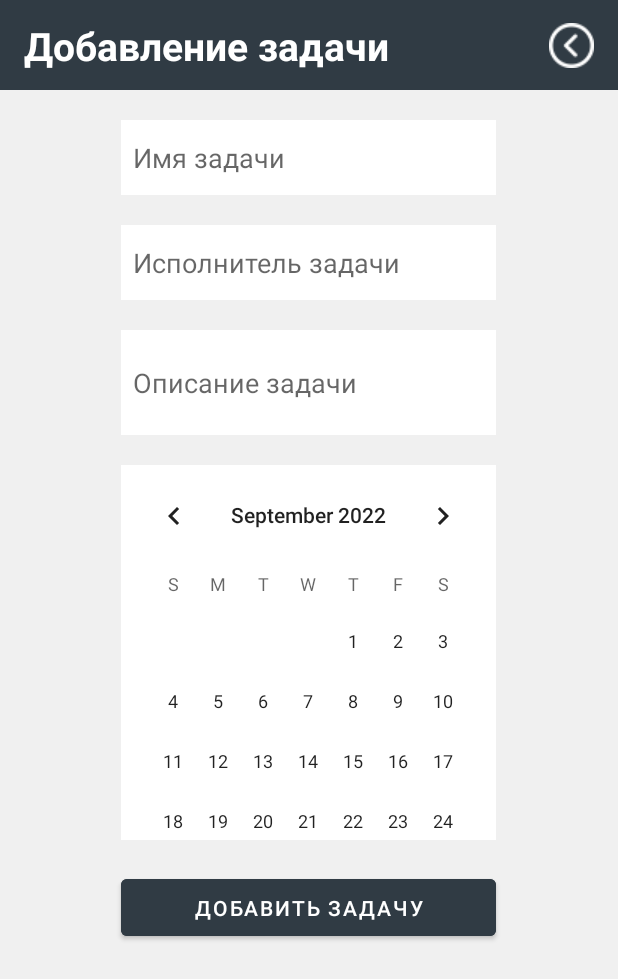
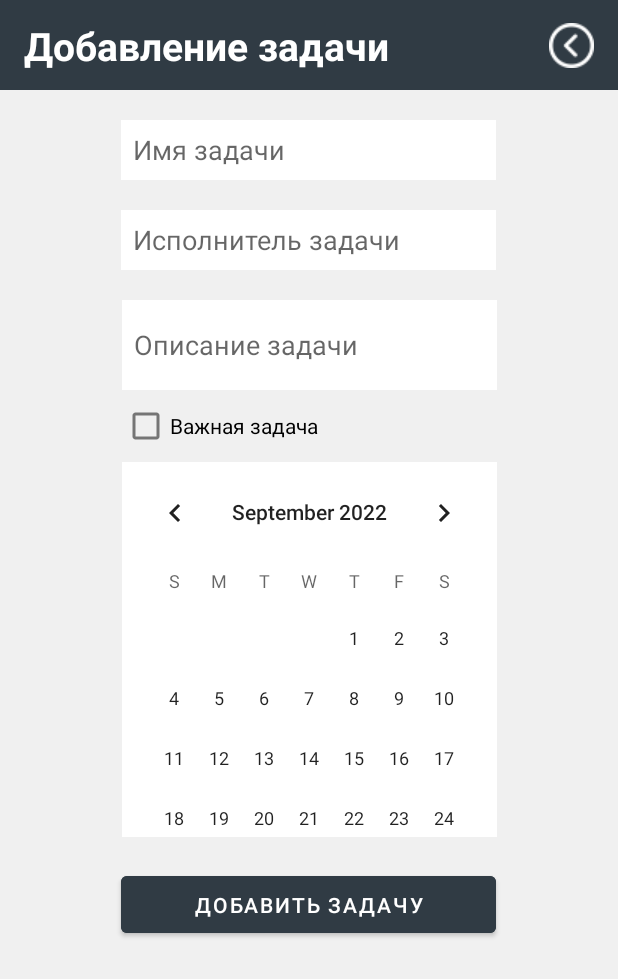
Before and after one commit to DmitryTaskaev/TasksListDataBase, an Android app: the screen it shows after launch (MainActivity), after a tap on "Добавить задачу", on a phone screen of 412 x 824 dp. Shown: the top 979 px of the screen. Run offline under Robolectric (Android 15) with nearby library versions, the phone set to English and light mode, and no system bars; our stand-ins replace Room's generated code.

Commit message:
Add priority

```diff
--- a/app/src/main/java/com/bignerdranch/android/lab11json/TaskInfo.kt
+++ b/app/src/main/java/com/bignerdranch/android/lab11json/TaskInfo.kt
@@ -31,6 +31,8 @@ class TaskInfo : AppCompatActivity() {
     private var index : Int = -1
     private var yesorno : Int = 0
 
+    private var kol_preority : Int = 0
+
 
     override fun onCreate(savedInstanceState: Bundle?) {
         super.onCreate(savedInstanceState)
@@ -39,6 +41,9 @@ class TaskInfo : AppCompatActivity() {
         DBtoList()
         addTask = findViewById(R.id.addTaskBtn)
         updateInformation()
+
+
+
 
         //Переход в окно добавления
         addTask.setOnClickListener {
--- a/app/src/main/res/layout/activity_main.xml
+++ b/app/src/main/res/layout/activity_main.xml
@@ -12,27 +12,29 @@
         android:id="@+id/nameTask"
         style="@style/Widget.AppCompat.EditText"
         android:layout_width="250dp"
-        android:layout_height="50dp"
+        android:layout_height="40dp"
         android:layout_centerHorizontal="true"
         android:layout_marginTop="20dp"
         android:background="@color/white"
         android:ems="10"
         android:hint="@string/nameTask"
         android:inputType="textPersonName"
-        android:paddingLeft="8dp"
+        android:paddingStart="8dp"
         android:singleLine="false"
         app:layout_constraintEnd_toEndOf="parent"
         app:layout_constraintHorizontal_bias="0.496"
         app:layout_constraintStart_toStartOf="parent"
         app:layout_constraintTop_toBottomOf="@+id/constraintLayout2"
-        tools:ignore="TextContrastCheck" />
+        tools:ignore="TextContrastCheck,TouchTargetSizeCheck"
+        android:autofillHints="" />
 
     <EditText
         android:id="@+id/textTask"
         android:layout_width="250dp"
-        android:layout_height="70dp"
+        android:layout_height="60dp"
         android:layout_centerHorizontal="true"
         android:layout_marginTop="20dp"
+        android:autofillHints=""
         android:background="@color/white"
         android:backgroundTint="@color/white"
         android:ems="10"
@@ -40,11 +42,9 @@
         android:inputType="textPersonName"
         android:paddingStart="8dp"
         app:layout_constraintEnd_toEndOf="parent"
-        app:layout_constraintHorizontal_bias="0.496"
         app:layout_constraintStart_toStartOf="parent"
         app:layout_constraintTop_toBottomOf="@+id/namesTask"
-        tools:ignore="TextContrastCheck"
-        android:autofillHints="" />
+        tools:ignore="TextContrastCheck" />
 
     <Button
         android:id="@+id/buttonTask"
@@ -62,7 +62,7 @@
     <EditText
         android:id="@+id/namesTask"
         android:layout_width="250dp"
-        android:layout_height="50dp"
+        android:layout_height="40dp"
         android:layout_centerHorizontal="true"
         android:layout_marginTop="20dp"
         android:background="@color/white"
@@ -71,23 +71,22 @@
         android:foregroundTint="@color/Colors_Main"
         android:hint="@string/namesTask"
         android:inputType="textPersonName"
-        android:paddingLeft="8dp"
+        android:paddingStart="8dp"
         app:layout_constraintEnd_toEndOf="parent"
         app:layout_constraintHorizontal_bias="0.496"
         app:layout_constraintStart_toStartOf="parent"
         app:layout_constraintTop_toBottomOf="@+id/nameTask"
-        tools:ignore="TextContrastCheck" />
+        tools:ignore="TextContrastCheck,TouchTargetSizeCheck"
+        android:autofillHints="" />
 
     <CalendarView
         android:id="@+id/calendarView"
         android:layout_width="250dp"
         android:layout_height="250dp"
-        android:layout_marginTop="20dp"
         android:background="@color/white"
         app:layout_constraintEnd_toEndOf="parent"
-        app:layout_constraintHorizontal_bias="0.496"
         app:layout_constraintStart_toStartOf="parent"
-        app:layout_constraintTop_toBottomOf="@+id/textTask" />
+        app:layout_constraintTop_toBottomOf="@+id/prioruty" />
 
     <androidx.constraintlayout.widget.ConstraintLayout
         android:id="@+id/constraintLayout2"
@@ -121,8 +120,19 @@
             app:layout_constraintEnd_toEndOf="parent"
             app:layout_constraintTop_toTopOf="parent"
             app:srcCompat="@drawable/back_mmini"
-            tools:ignore="SpeakableTextPresentCheck,TouchTargetSizeCheck" />
+            tools:ignore="SpeakableTextPresentCheck,TouchTargetSizeCheck"
+            android:contentDescription="TODO" />
 
     </androidx.constraintlayout.widget.ConstraintLayout>
 
+    <CheckBox
+        android:id="@+id/prioruty"
+        android:layout_width="wrap_content"
+        android:layout_height="wrap_content"
+        android:text="@string/priorityTask"
+        app:layout_constraintEnd_toEndOf="parent"
+        app:layout_constraintHorizontal_bias="0.29"
+        app:layout_constraintStart_toStartOf="parent"
+        app:layout_constraintTop_toBottomOf="@+id/textTask" />
+
 </androidx.constraintlayout.widget.ConstraintLayout>
--- a/app/src/main/res/layout/tasklist.xml
+++ b/app/src/main/res/layout/tasklist.xml
@@ -1,5 +1,6 @@
 <?xml version="1.0" encoding="utf-8"?>
 <LinearLayout xmlns:android="http://schemas.android.com/apk/res/android"
+    android:id="@+id/LinerItem"
     android:layout_width="match_parent"
     android:layout_height="wrap_content"
     android:layout_marginBottom="8dp"
--- a/app/src/main/res/values/strings.xml
+++ b/app/src/main/res/values/strings.xml
@@ -8,6 +8,7 @@
     <string name="myTask">Мои задачи</string>
     <string name="namesTask">Исполнитель задачи</string>
     <string name="namesAddTask">Добавление задачи</string>
+    <string name="priorityTask">Важная задача</string>
     <string name="dialogTitle">Delete File</string>
     <string name="dialogMessage">Deleting file may be harm your system</string>
 </resources>
```
Also changed, not shown: app/src/main/java/com/bignerdranch/android/lab11json/MainActivity.kt (+25 -4 lines), app/src/main/java/com/bignerdranch/android/lab11json/TaskRVAdapter.kt (+8 -0 lines).
